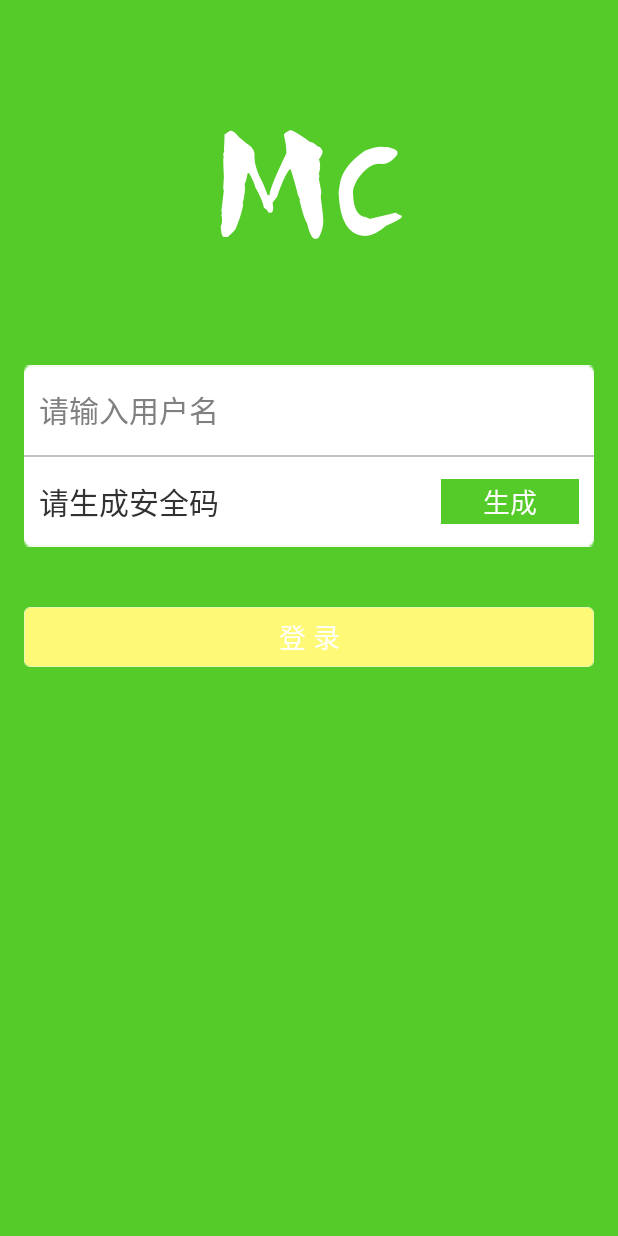
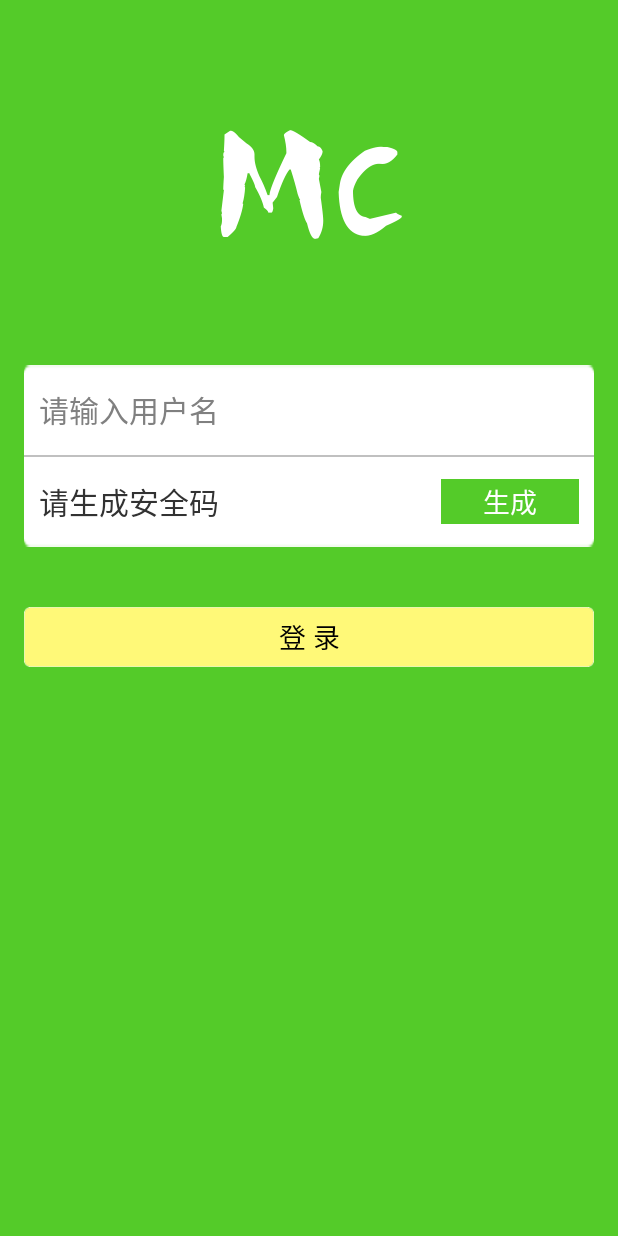
Before and after one commit to cchuhu/CodeMaker, an Android app: the screen it shows after launch (LoginActivity), on a phone screen of 412 x 824 dp. Run offline under Robolectric (Android 15) with nearby library versions, the phone set to English and light mode, and no system bars.

```diff
--- a/deckviewsample/src/main/res/layout/activity_main2.xml
+++ b/deckviewsample/src/main/res/layout/activity_main2.xml
@@ -82,7 +82,7 @@
         android:layout_marginTop="40dp"
         android:background="@mipmap/register_back"
         android:text="登 录"
-        android:textColor="#ffffff"
+        android:textColor="#000000"
         android:textSize="18dp"
         />
 
```
Also changed, not shown: deckviewsample/src/main/java/com/appeaser/deckviewsample/MainActivity.java (+4 -3 lines).
